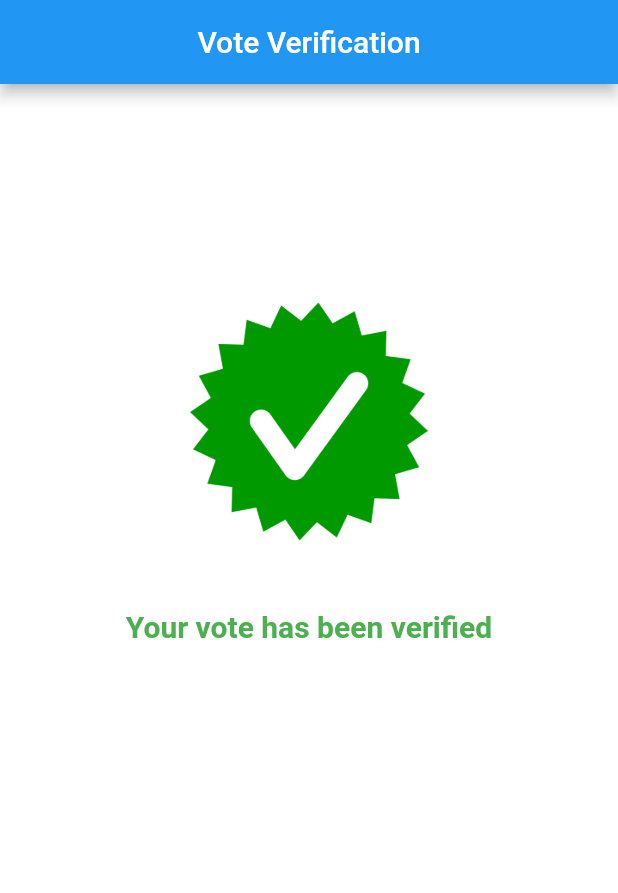
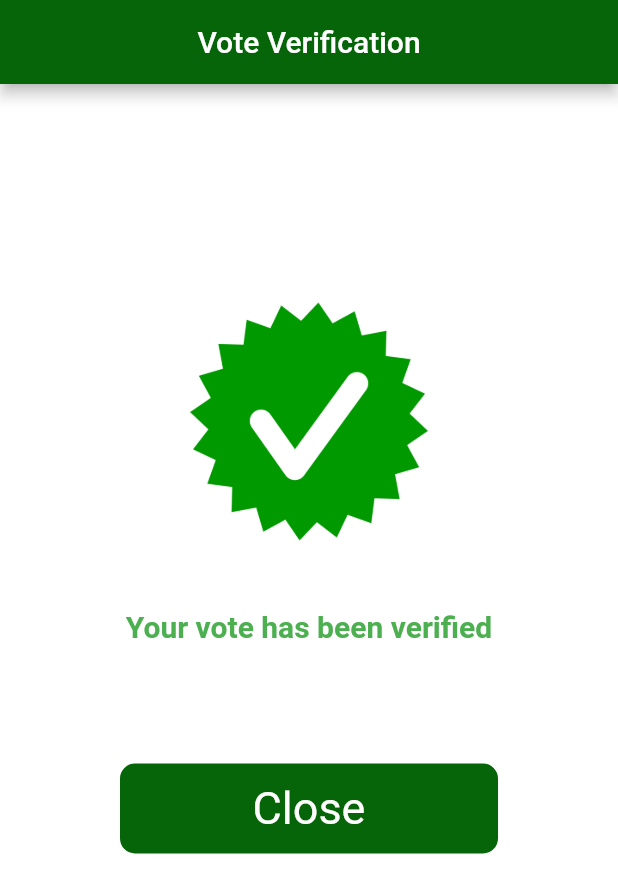
Before and after one commit to Freminoxa/voting-app, a Flutter app: the screen it shows after launch, on a phone screen of 412 x 824 dp. Shown: the top 893 px of the screen. Run offline on Flutter 3.47's test engine with Material 2 defaults, Android fonts, the phone set to English and light mode, and no system bars; our stand-ins replace pinput.

Commit message:
changed color

```diff
--- a/lib/pages/vote_verification_page.dart
+++ b/lib/pages/vote_verification_page.dart
@@ -10,7 +10,7 @@ class VoteVerificationPage extends StatelessWidget {
       appBar: AppBar(
         centerTitle: true,
         title: Text('Vote Verification'),
-        backgroundColor: Colors.blue,
+        backgroundColor: Color.fromARGB(255, 6, 100, 9),
       ),
       body: Center(
         child: Column(
@@ -25,7 +25,18 @@ class VoteVerificationPage extends StatelessWidget {
 
                   'lib/assets/vstar.jpg'),
               ),
-              Text('Your vote has been verified',style: TextStyle(fontSize: 20,color: Colors.green,fontWeight: FontWeight.w700),)
+              Text('Your vote has been verified',style: TextStyle(fontSize: 20,color: Colors.green,fontWeight: FontWeight.w700),),
+              SizedBox(height: 60,),
+              Container(
+                margin: EdgeInsets.symmetric(horizontal: 80,vertical: 20),
+                height: 60,
+                width: double.maxFinite,
+                decoration: BoxDecoration(
+                  borderRadius: BorderRadius.all(Radius.circular(10)),
+                  color: Color.fromARGB(255, 6, 100, 9),
+                ),
+                child: Center(child: Text('Close',style: TextStyle(color: Colors.white,fontSize: 30),)),
+              )
           ],
         ),
       ),
```
